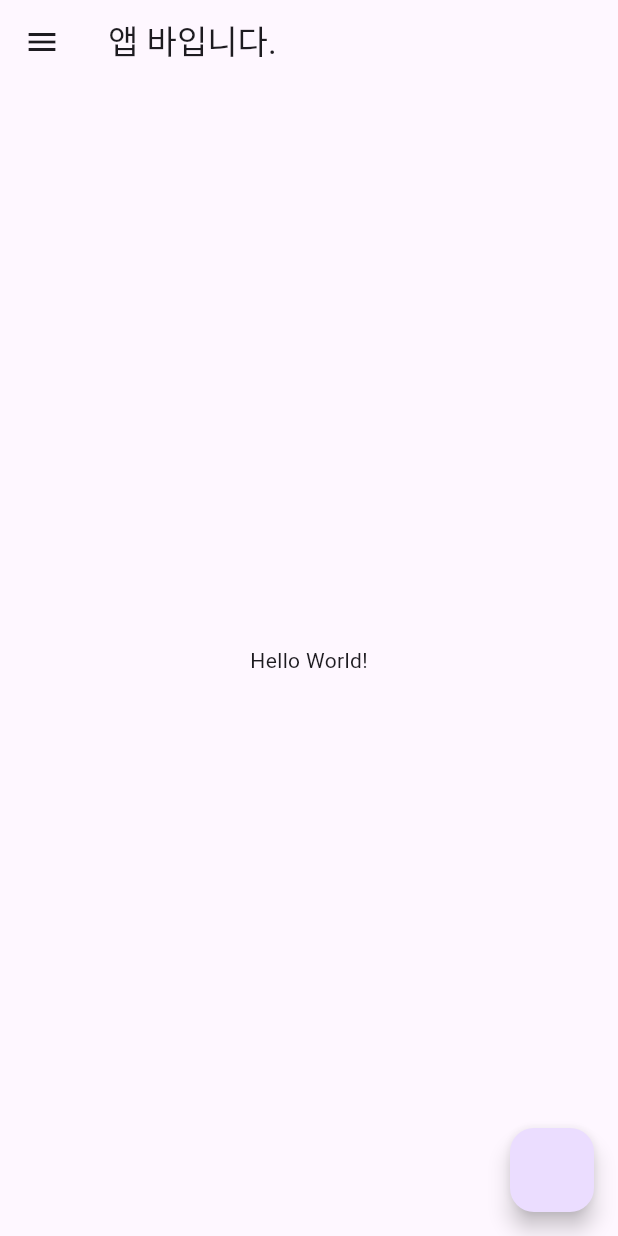
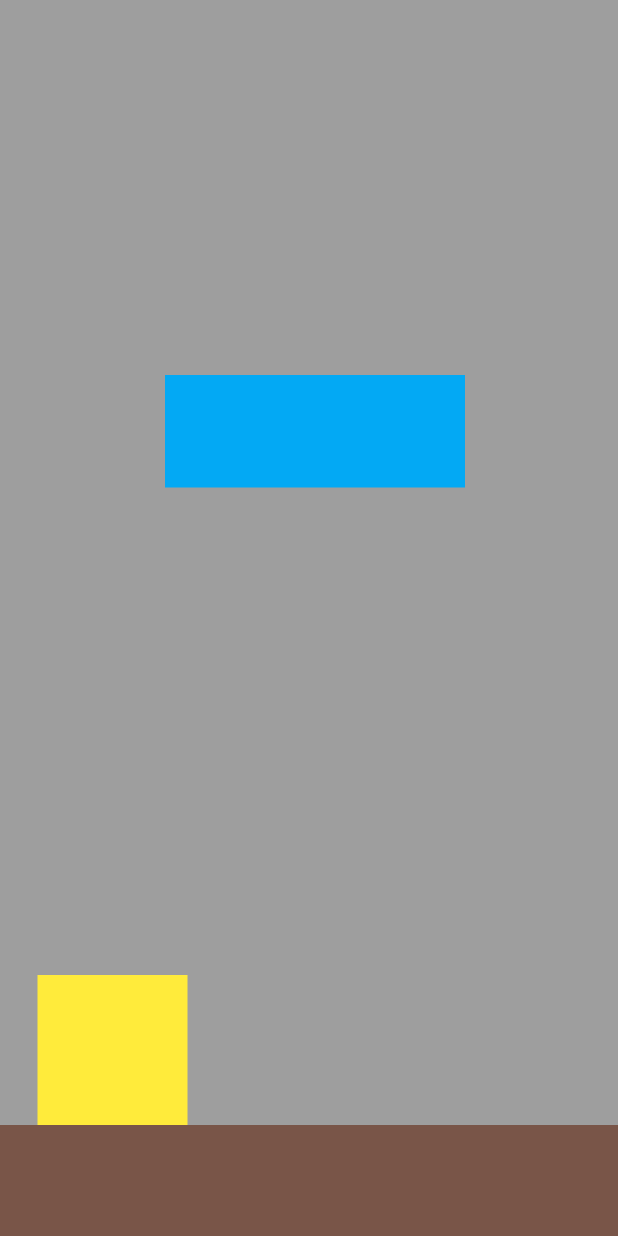
Before and after one commit to Likeine/Flutter_app_all, a Flutter app: the screen it shows after launch, on a phone screen of 412 x 824 dp. Run offline on Flutter 3.47's test engine with Material 3 defaults, Android fonts, the phone set to English and light mode, and no system bars.

Commit message:
2024-07-29

```diff
--- /dev/null
+++ b/lib/First_Last.dart
@@ -0,0 +1,48 @@
+import 'package:flutter/material.dart';
+
+class MyHomePage extends StatefulWidget {
+  const MyHomePage({super.key});
+
+  @override
+  State<MyHomePage> createState() => _MyHomePageState();
+}
+
+class _MyHomePageState extends State<MyHomePage> {
+  @override
+  Widget build(BuildContext context)
+  {
+    return Container
+    (
+      width: MediaQuery.of(context).size.width,
+      height: MediaQuery.of(context).size.height,
+      color: Colors.grey,
+      child: Stack
+      (
+        children:
+        [
+          Container
+          (
+            width: 100,
+            height: 100,
+            margin: const EdgeInsets.only(top: 650, left: 25),
+            color: Colors.yellow
+          ),
+          Container
+          (
+            width: MediaQuery.of(context).size.width,
+            height: 150,
+            margin: const EdgeInsets.only(top: 750, left: 0),
+            color: Colors.brown,
+          ),
+          Container
+          (
+            width: 200,
+            height: 75,
+            margin: const EdgeInsets.only(top: 250, left: 110),
+            color: Colors.lightBlue,
+          ),
+        ],
+      ),
+    );
+  }
+}
--- /dev/null
+++ b/lib/My_First_Page.dart
@@ -0,0 +1,38 @@
+import 'package:flutter/material.dart';
+
+class MyHomePage extends StatelessWidget
+{
+  const MyHomePage({super.key});
+
+  @override
+  Widget build(BuildContext context)
+  {
+    return Scaffold(
+      appBar: AppBar(
+        title: const Text("앱 바입니다."),
+      ),
+      drawer: Drawer(
+        child: ListView(
+          padding: EdgeInsets.zero,
+          children: const <Widget>[
+            ListTile(
+              title: Text("Menu 1"),
+            ),
+            DrawerHeader(
+                decoration: BoxDecoration(
+                  color: Colors.blue,
+                ),
+                child: Text("Drawer Header Part")
+            )
+          ],
+        ),
+      ),
+      body: const Center(
+        child: Text("Hello World!"),
+      ),
+      floatingActionButton: FloatingActionButton(
+        onPressed: () => print("click start"),
+      ),
+    );
+  }
+}
--- a/lib/main.dart
+++ b/lib/main.dart
@@ -1,5 +1,5 @@
 import 'package:flutter/material.dart';
-import 'package:flutter_example/main.dart';
+import 'package:flutter_example/First_Last.dart';
 
 //commit Test
 
@@ -23,42 +23,3 @@ class MyApp extends StatelessWidget {
     );
   }
 }
-
-
-
-class MyHomePage extends StatelessWidget
-{
-  const MyHomePage({super.key});
-
-  @override
-  Widget build(BuildContext context)
-  {
-    return Scaffold(
-      appBar: AppBar(
-        title: const Text("앱 바입니다."),
-      ),
-      drawer: Drawer(
-        child: ListView(
-          padding: EdgeInsets.zero,
-          children: const <Widget>[
-            ListTile(
-              title: Text("Menu 1"),
-            ),
-            DrawerHeader(
-              decoration: BoxDecoration(
-                color: Colors.blue,
-              ),
-            child: Text("Drawer Header Part")
-            )
-          ],
-        ),
-      ),
-      body: const Center(
-        child: Text("Hello World!"),
-      ),
-      floatingActionButton: FloatingActionButton(
-        onPressed: () => print("click start"),
-      ),
-    );
-  }
-}
```
Also changed, not shown: lib/Colum_row.dart (added, +73 -0 lines), lib/Stack.dart (added, +54 -0 lines).
